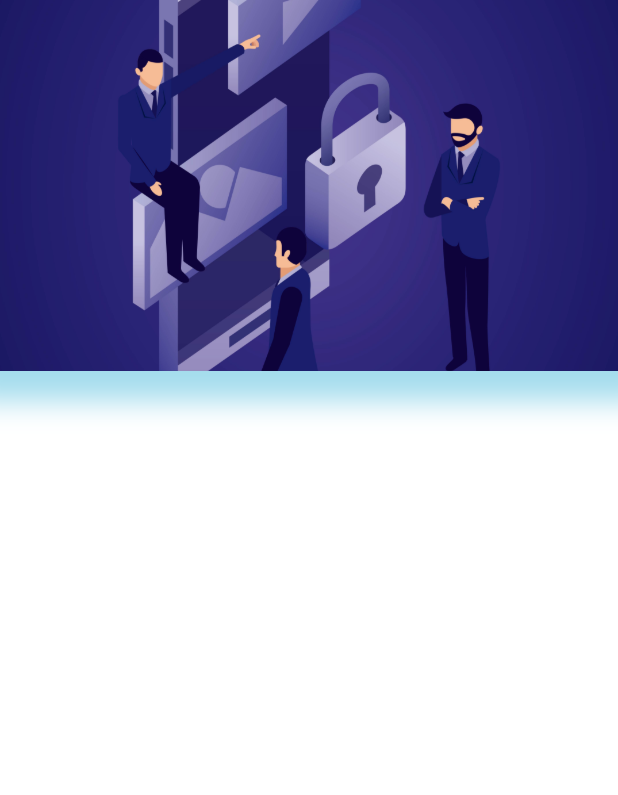
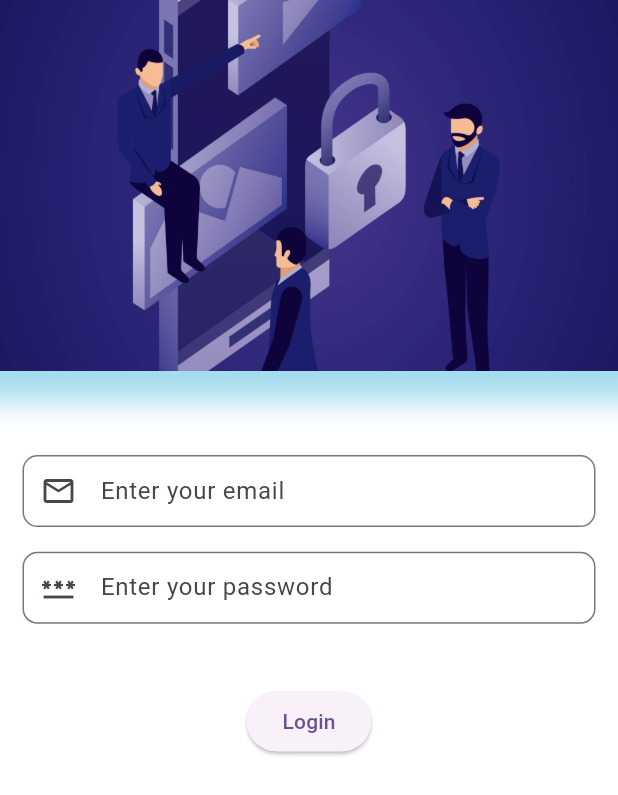
Before and after one commit to Shahin4292/chat-app, a Flutter app: the screen it shows after launch, on a phone screen of 412 x 824 dp. Shown: the top 795 px of the screen. Run offline on Flutter 3.47's test engine with Material 3 defaults, Android fonts, the phone set to English and light mode, and no system bars; our stand-ins replace get.

Commit message:
add email and password input field

```diff
--- a/lib/auth/screens/user_login_screen.dart
+++ b/lib/auth/screens/user_login_screen.dart
@@ -31,6 +31,48 @@ class UserLoginScreen extends StatelessWidget {
 
           SizedBox(height: height * 0.05),
 
+          Padding(
+            padding: EdgeInsets.all(15),
+            child: Column(
+              children: [
+
+                TextField(
+                  autocorrect: false,
+                  keyboardType: TextInputType.emailAddress,
+                  decoration: InputDecoration(
+                    hintText: 'Email',
+                    prefixIcon: Icon(Icons.email_outlined),
+                    labelText: 'Enter your email',
+                    border: OutlineInputBorder(
+                      borderRadius: BorderRadius.circular(10),
+                    ),
+                    contentPadding: EdgeInsets.all(10),
+                  ),
+                ),
+
+                SizedBox(height: height * 0.02),
+
+                TextField(
+                  autocorrect: false,
+                  keyboardType: TextInputType.visiblePassword,
+                  decoration: InputDecoration(
+                    hintText: 'Password',
+                    prefixIcon: Icon(Icons.password_outlined),
+                    labelText: 'Enter your password',
+                    border: OutlineInputBorder(
+                      borderRadius: BorderRadius.circular(10),
+                    ),
+                    contentPadding: EdgeInsets.all(10),
+                  ),
+                ),
+
+                SizedBox(height: height * 0.05),
+
+                ElevatedButton(onPressed: (){}, child: Text('Login'))
+              ],
+            ),
+          )
+
         ],
       ),
     );
```
Also changed, not shown: lib/common/custom_button.dart (added).
